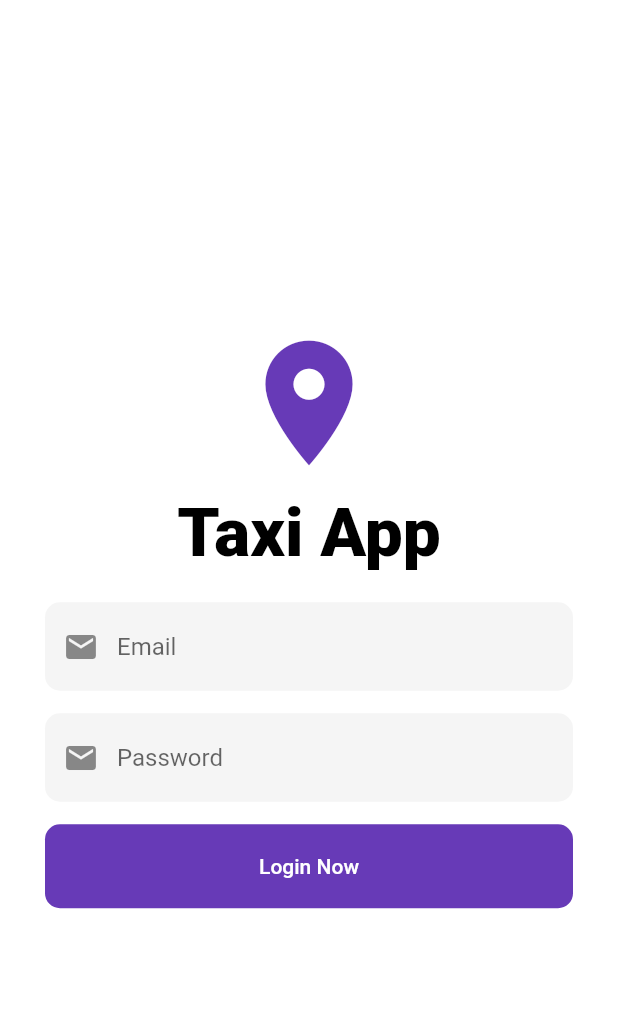
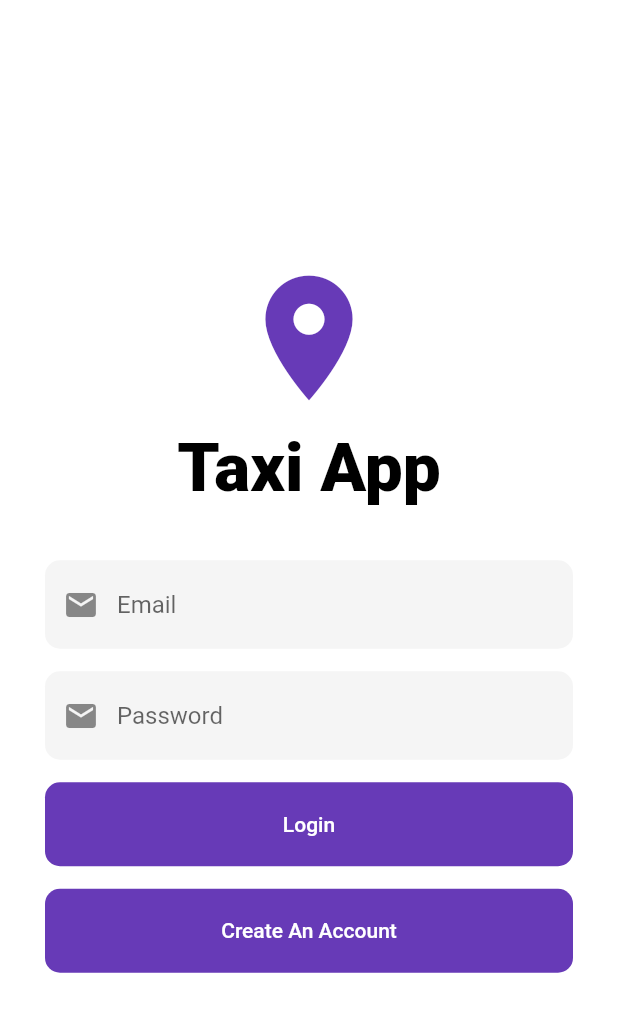
Before and after one commit to Rezuanul-Islam-Fahim/taxi_app, a Flutter app: the screen it shows after launch, on a phone screen of 412 x 824 dp. Shown: the top 1012 px of the screen. Run offline on Flutter 3.47's test engine with Material 2 defaults, Android fonts, the phone set to English and light mode, and no system bars.

Commit message:
Split widgets

```diff
--- /dev/null
+++ b/lib/models/auth_mode.dart
@@ -0,0 +1,4 @@
+enum AuthMode {
+  login,
+  signup,
+}
--- /dev/null
+++ b/lib/widgets/login_signup_screen_widgets/form_button.dart
@@ -0,0 +1,24 @@
+import 'package:flutter/material.dart';
+
+class FormButton extends StatelessWidget {
+  const FormButton({Key? key, required this.title}) : super(key: key);
+
+  final String title;
+
+  @override
+  Widget build(BuildContext context) {
+    return SizedBox(
+      width: double.infinity,
+      child: ElevatedButton(
+        style: ElevatedButton.styleFrom(
+          padding: const EdgeInsets.symmetric(vertical: 20),
+          shape: RoundedRectangleBorder(
+            borderRadius: BorderRadius.circular(10),
+          ),
+        ),
+        child: Text(title),
+        onPressed: () {},
+      ),
+    );
+  }
+}
--- a/lib/widgets/login_signup_screen_widgets/login_signup_form.dart
+++ b/lib/widgets/login_signup_screen_widgets/login_signup_form.dart
@@ -1,52 +1,32 @@
 import 'package:flutter/material.dart';
 
-class LoginForm extends StatelessWidget {
+import 'text_field.dart';
+import 'form_button.dart';
+import '../../models/auth_mode.dart';
+
+class LoginForm extends StatefulWidget {
   const LoginForm({Key? key}) : super(key: key);
+
+  @override
+  State<LoginForm> createState() => _LoginFormState();
+}
+
+class _LoginFormState extends State<LoginForm> {
+  AuthMode authMode = AuthMode.login;
 
   @override
   Widget build(BuildContext context) {
     return Form(
       child: Column(
         children: <Widget>[
-          TextFormField(
-            decoration: InputDecoration(
-              hintText: 'Email',
-              border: OutlineInputBorder(
-                borderRadius: BorderRadius.circular(10),
-                borderSide: BorderSide.none,
-              ),
-              prefixIcon: const Icon(Icons.email),
-              filled: true,
-              fillColor: Colors.grey[100],
-            ),
-          ),
           const SizedBox(height: 15),
-          TextFormField(
-            decoration: InputDecoration(
-              hintText: 'Password',
-              border: OutlineInputBorder(
-                borderRadius: BorderRadius.circular(10),
-                borderSide: BorderSide.none,
-              ),
-              prefixIcon: const Icon(Icons.email),
-              filled: true,
-              fillColor: Colors.grey[100],
-            ),
-          ),
+          const InputTextField(title: 'Email'),
           const SizedBox(height: 15),
-          SizedBox(
-            width: double.infinity,
-            child: ElevatedButton(
-              style: ElevatedButton.styleFrom(
-                padding: const EdgeInsets.symmetric(vertical: 20),
-                shape: RoundedRectangleBorder(
-                  borderRadius: BorderRadius.circular(10),
-                ),
-              ),
-              child: const Text('Login Now'),
-              onPressed: () {},
-            ),
-          ),
+          const InputTextField(title: 'Password'),
+          const SizedBox(height: 15),
+          const FormButton(title: 'Login'),
+          const SizedBox(height: 15),
+          const FormButton(title: 'Create An Account'),
         ],
       ),
     );
--- /dev/null
+++ b/lib/widgets/login_signup_screen_widgets/text_field.dart
@@ -0,0 +1,23 @@
+import 'package:flutter/material.dart';
+
+class InputTextField extends StatelessWidget {
+  const InputTextField({Key? key, @required this.title}) : super(key: key);
+
+  final String? title;
+
+  @override
+  Widget build(BuildContext context) {
+    return TextFormField(
+      decoration: InputDecoration(
+        hintText: title,
+        border: OutlineInputBorder(
+          borderRadius: BorderRadius.circular(10),
+          borderSide: BorderSide.none,
+        ),
+        prefixIcon: const Icon(Icons.email),
+        filled: true,
+        fillColor: Colors.grey[100],
+      ),
+    );
+  }
+}
```
